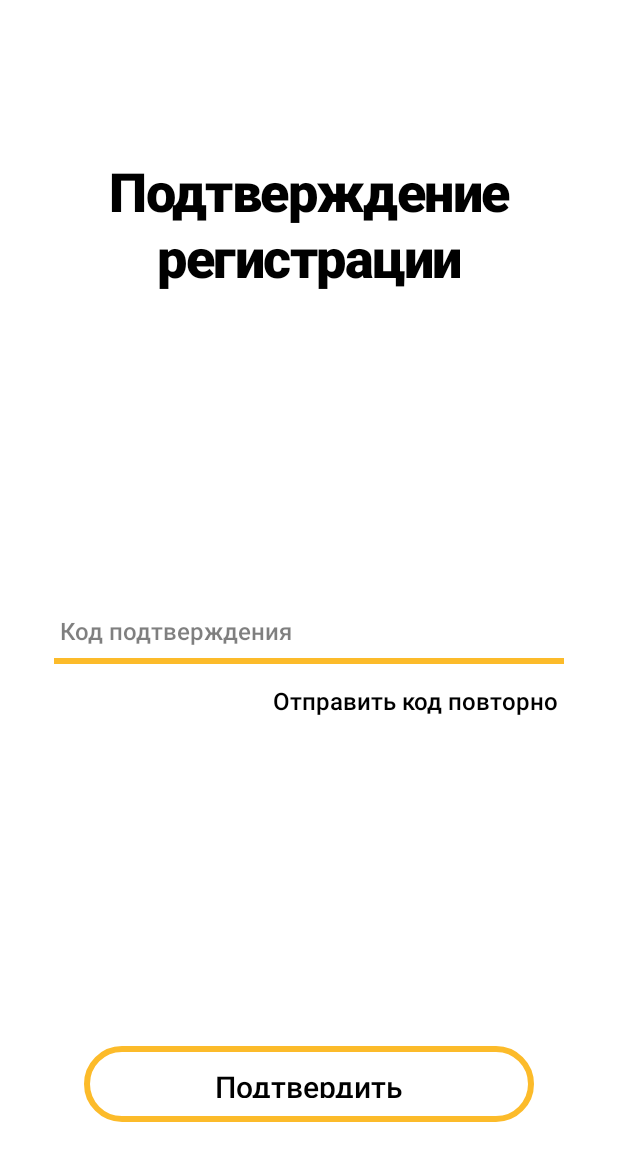
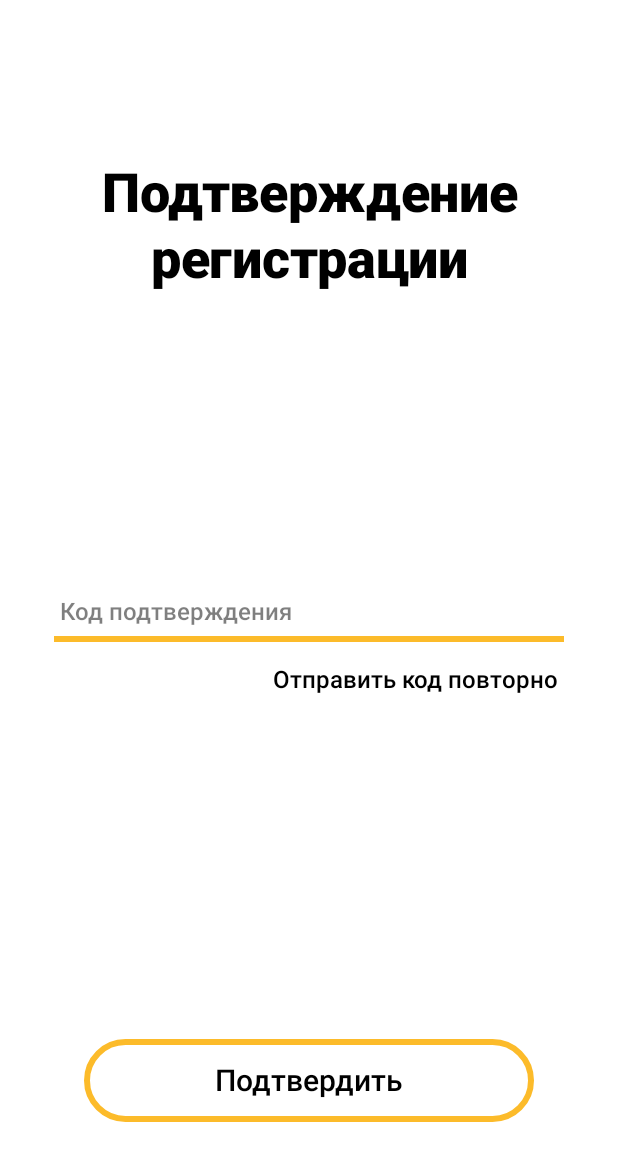
Before and after one commit to byy-rVtru3/BeeIoT, an Android app built with Jetpack Compose: the screen it shows after launch (MainActivity), after a tap on "Зарегистрироваться", on a phone screen of 412 x 824 dp. Shown: the top 1161 px of the screen. Run offline under Robolectric (Android 15) with nearby library versions, the phone set to English and light mode, and no system bars; our stand-ins replace livedata-compose.

Commit message:
refactor(mobile): extract UI components into modular files and update layout styling

```diff
--- /dev/null
+++ b/frontend/Mobile/app/src/main/java/com/app/mobile/presentation/ui/components/Buttons.kt
@@ -0,0 +1,97 @@
+package com.app.mobile.presentation.ui.components
+
+import androidx.compose.animation.core.animateFloatAsState
+import androidx.compose.animation.core.tween
+import androidx.compose.foundation.BorderStroke
+import androidx.compose.foundation.clickable
+import androidx.compose.foundation.interaction.MutableInteractionSource
+import androidx.compose.foundation.interaction.collectIsPressedAsState
+import androidx.compose.foundation.layout.fillMaxWidth
+import androidx.compose.foundation.layout.padding
+
+import androidx.compose.material3.Button
+import androidx.compose.material3.ButtonDefaults.buttonColors
+import androidx.compose.material3.MaterialTheme
+import androidx.compose.material3.Text
+import androidx.compose.runtime.Composable
+import androidx.compose.runtime.getValue
+import androidx.compose.runtime.remember
+import androidx.compose.ui.Modifier
+import androidx.compose.ui.draw.scale
+import androidx.compose.ui.unit.dp
+
+@Composable
+fun PrimaryButton(
+    text: String,
+    onClick: () -> Unit,
+    modifier: Modifier = Modifier
+) {
+    val interactionSource = remember { MutableInteractionSource() }
+    val isPressed by interactionSource.collectIsPressedAsState()
+
+    val scale by animateFloatAsState(
+        targetValue = if (isPressed) 0.95f else 1f,
+        animationSpec = tween(durationMillis = 100),
+        label = "button_scale"
+    )
+
+    val borderWidth by animateFloatAsState(
+        targetValue = if (isPressed) 2.dp.value else 4.dp.value,
+        animationSpec = tween(durationMillis = 100),
+        label = "border_width"
+    )
+
+    Button(
+        onClick = onClick,
+        modifier = modifier
+            .fillMaxWidth()
+            .scale(scale),
+        colors = buttonColors(
+            containerColor = MaterialTheme.colorScheme.surface,
+            contentColor = MaterialTheme.colorScheme.onSurface,
+        ),
+        border = BorderStroke(borderWidth.dp, MaterialTheme.colorScheme.outline),
+        interactionSource = interactionSource
+    ) {
+        Text(
+            text = text,
+            style = MaterialTheme.typography.labelMedium,
+            modifier = Modifier.padding(8.dp)
+        )
+    }
+}
+
+@Composable
+fun LabelButton(
+    text: String,
+    onClick: () -> Unit,
+    modifier: Modifier = Modifier
+) {
+    val interactionSource = remember { MutableInteractionSource() }
+    val isPressed by interactionSource.collectIsPressedAsState()
+
+    val scale by animateFloatAsState(
+        targetValue = if (isPressed) 0.92f else 1f,
+        animationSpec = tween(durationMillis = 100),
+        label = "label_button_scale"
+    )
+
+    val alpha by animateFloatAsState(
+        targetValue = if (isPressed) 0.6f else 1f,
+        animationSpec = tween(durationMillis = 100),
+        label = "label_button_alpha"
+    )
+
+    Text(
+        text = text,
+        style = MaterialTheme.typography.labelSmall,
+        color = MaterialTheme.colorScheme.onBackground.copy(alpha = alpha),
+        modifier = modifier
+            .scale(scale)
+            .clickable(
+                interactionSource = interactionSource,
+                indication = null,
+                onClick = onClick
+            )
+    )
+}
--- a/frontend/Mobile/app/src/main/java/com/app/mobile/presentation/ui/components/Components.kt
+++ /dev/null
@@ -1,271 +0,0 @@
-package com.app.mobile.presentation.ui.components
-
-import androidx.compose.animation.core.animateFloatAsState
-import androidx.compose.animation.core.tween
-import androidx.compose.foundation.BorderStroke
-import androidx.compose.foundation.clickable
-import androidx.compose.foundation.interaction.MutableInteractionSource
-import androidx.compose.foundation.interaction.collectIsPressedAsState
-import androidx.compose.foundation.layout.Box
-import androidx.compose.foundation.layout.Row
-import androidx.compose.foundation.layout.fillMaxSize
-import androidx.compose.foundation.layout.fillMaxWidth
-import androidx.compose.foundation.layout.padding
-import androidx.compose.foundation.text.BasicTextField
-import androidx.compose.material3.AlertDialog
-import androidx.compose.material3.Button
-import androidx.compose.material3.CircularProgressIndicator
-import androidx.compose.material3.Icon
-import androidx.compose.material3.MaterialTheme
-import androidx.compose.material3.Text
-import androidx.compose.material3.ButtonDefaults.buttonColors
-import androidx.compose.runtime.Composable
-import androidx.compose.runtime.getValue
-import androidx.compose.runtime.mutableStateOf
-import androidx.compose.runtime.remember
-import androidx.compose.runtime.setValue
-import androidx.compose.ui.Alignment
-import androidx.compose.ui.Modifier
-import androidx.compose.ui.draw.drawBehind
-import androidx.compose.ui.draw.scale
-import androidx.compose.ui.geometry.Offset
-import androidx.compose.ui.graphics.SolidColor
-import androidx.compose.ui.res.painterResource
-import androidx.compose.ui.res.stringResource
-import androidx.compose.ui.text.input.PasswordVisualTransformation
-import androidx.compose.ui.text.input.VisualTransformation
-import androidx.compose.ui.text.style.TextAlign
-import androidx.compose.ui.text.TextStyle
-import androidx.compose.ui.unit.dp
-import com.app.mobile.R
-
-@Composable
-fun FullScreenProgressIndicator(modifier: Modifier = Modifier) {
-    Box(
-        modifier = modifier.fillMaxSize(),
-        contentAlignment = Alignment.Center
-    ) {
-        CircularProgressIndicator(
-            strokeWidth = 4.dp,
-            color = MaterialTheme.colorScheme.primary
-        )
-    }
-}
-
-@Composable
-fun ErrorMessage(
-    message: String = stringResource(R.string.error_unknown),
-    onRetry: () -> Unit
-) {
-    AlertDialog(
-        onDismissRequest = {},
-        title = { Text(text = stringResource(R.string.error_dialog_title)) },
-        text = { Text(text = message) },
-        confirmButton = {
-            Button(onClick = onRetry) {
-                Text(text = stringResource(R.string.error_retry_button))
-            }
-        },
-        modifier = Modifier,
-    )
-}
-
-@Composable
-fun CustomTextField(
-    value: String,
-    onValueChange: (String) -> Unit,
-    placeholder: String,
-    modifier: Modifier = Modifier,
-    isError: Boolean = false,
-    isPassword: Boolean = false
-) {
-    var passwordVisible by remember { mutableStateOf(false) }
-    val borderColor = if (isError) MaterialTheme.colorScheme.error else MaterialTheme.colorScheme.outline
-
-    BasicTextField(
-        value = value,
-        onValueChange = onValueChange,
-        modifier = modifier
-            .fillMaxWidth()
-            .drawBehind {
-                val strokeWidth = 4.dp.toPx()
-                val y = size.height - strokeWidth / 2
-                drawLine(
-                    color = borderColor,
-                    start = Offset(0f, y),
-                    end = Offset(size.width, y),
-                    strokeWidth = strokeWidth
-                )
-            },
-        textStyle = MaterialTheme.typography.bodyMedium.copy(
-            color = MaterialTheme.colorScheme.onSurface
-        ),
-        singleLine = true,
-        cursorBrush = SolidColor(MaterialTheme.colorScheme.primary),
-        visualTransformation = if (isPassword && !passwordVisible) {
-            PasswordVisualTransformation()
-        } else {
-            VisualTransformation.None
-        },
-        decorationBox = { innerTextField ->
-            TextFieldDecorationBox(
-                innerTextField = innerTextField,
-                value = value,
-                placeholder = placeholder,
-                isPassword = isPassword,
-                passwordVisible = passwordVisible,
-                onPasswordVisibilityToggle = { passwordVisible = !passwordVisible }
-            )
-        }
-    )
-}
-
-@Composable
-private fun TextFieldDecorationBox(
-    innerTextField: @Composable () -> Unit,
-    value: String,
-    placeholder: String,
-    isPassword: Boolean,
-    passwordVisible: Boolean,
-    onPasswordVisibilityToggle: () -> Unit
-) {
-    Row(
-        modifier = Modifier
-            .fillMaxWidth()
-            .padding(horizontal = 4.dp, vertical = 12.dp),
-        verticalAlignment = Alignment.Bottom
-    ) {
-        Box(modifier = Modifier.weight(1f)) {
-            if (value.isEmpty()) {
-                Text(
-                    text = placeholder,
-                    style = MaterialTheme.typography.bodyMedium,
-                    color = MaterialTheme.colorScheme.onSurface.copy(alpha = 0.5f)
-                )
-            }
-            innerTextField()
-        }
-
-        PasswordVisibilityToggle(
-            isPassword = isPassword,
-            passwordVisible = passwordVisible,
-            onToggle = onPasswordVisibilityToggle
-        )
-    }
-}
-
-@Composable
-private fun PasswordVisibilityToggle(
-    isPassword: Boolean,
-    passwordVisible: Boolean,
-    onToggle: () -> Unit
-) {
-    if (isPassword) {
-        Icon(
-            painter = painterResource(
-                id = if (passwordVisible) R.drawable.ic_eye_open else R.drawable.ic_eye_closed
-            ),
-            contentDescription = if (passwordVisible) {
-                stringResource(R.string.hide_password)
-            } else {
-                stringResource(R.string.show_password)
-            },
-            modifier = Modifier
-                .padding(start = 8.dp, bottom = 2.dp)
-                .clickable { onToggle() },
-            tint = MaterialTheme.colorScheme.onSurface.copy(alpha = 0.6f)
-        )
-    }
-}
-
-@Composable
-fun PrimaryButton(
-    text: String,
-    onClick: () -> Unit,
-    modifier: Modifier = Modifier
-) {
-    val interactionSource = remember { MutableInteractionSource() }
-    val isPressed by interactionSource.collectIsPressedAsState()
-
-    val scale by animateFloatAsState(
-        targetValue = if (isPressed) 0.95f else 1f,
-        animationSpec = tween(durationMillis = 100),
-        label = "button_scale"
-    )
-
-    val borderWidth by animateFloatAsState(
-        targetValue = if (isPressed) 2.dp.value else 4.dp.value,
-        animationSpec = tween(durationMillis = 100),
-        label = "border_width"
-    )
-
-    Button(
-        onClick = onClick,
-        modifier = modifier
-            .fillMaxWidth()
-            .scale(scale),
-        colors = buttonColors(
-            containerColor = MaterialTheme.colorScheme.surface,
-            contentColor = MaterialTheme.colorScheme.onSurface,
-        ),
-        border = BorderStroke(borderWidth.dp, MaterialTheme.colorScheme.outline),
-        interactionSource = interactionSource
-    ) {
-        Text(
-            text = text,
-            style = MaterialTheme.typography.labelMedium,
-            modifier = Modifier.padding(8.dp)
-        )
-    }
-}
-
-@Composable
-fun LabelButton(
-    text: String,
-    onClick: () -> Unit,
-    modifier: Modifier = Modifier
-) {
-    val interactionSource = remember { MutableInteractionSource() }
-    val isPressed by interactionSource.collectIsPressedAsState()
-
-    val scale by animateFloatAsState(
-        targetValue = if (isPressed) 0.92f else 1f,
-        animationSpec = tween(durationMillis = 100),
-        label = "label_button_scale"
-    )
-
-    val alpha by animateFloatAsState(
-        targetValue = if (isPressed) 0.6f else 1f,
-        animationSpec = tween(durationMillis = 100),
-        label = "label_button_alpha"
-    )
-
-    Text(
-        text = text,
-        style = MaterialTheme.typography.labelSmall,
-        color = MaterialTheme.colorScheme.onBackground.copy(alpha = alpha),
-        modifier = modifier
-            .scale(scale)
-            .clickable(
-                interactionSource = interactionSource,
-                indication = null,
-                onClick = onClick
-            )
-    )
-}
-
-
-@Composable
-fun Title(
-    text: String,
-    modifier: Modifier = Modifier,
-    style: TextStyle = MaterialTheme.typography.titleLarge
-) {
-    Text(
-        text = text,
-        style = style,
-        color = MaterialTheme.colorScheme.onBackground,
-        modifier = modifier.padding(top = 52.dp),
-        textAlign = TextAlign.Center
-    )
-}
--- /dev/null
+++ b/frontend/Mobile/app/src/main/java/com/app/mobile/presentation/ui/components/Dialogs.kt
@@ -0,0 +1,27 @@
+package com.app.mobile.presentation.ui.components
+
+import androidx.compose.material3.AlertDialog
+import androidx.compose.material3.Button
+import androidx.compose.material3.Text
+import androidx.compose.runtime.Composable
+import androidx.compose.ui.Modifier
+import androidx.compose.ui.res.stringResource
+import com.app.mobile.R
+
+@Composable
+fun ErrorMessage(
+    message: String = stringResource(R.string.error_unknown),
+    onRetry: () -> Unit
+) {
+    AlertDialog(
+        onDismissRequest = {},
+        title = { Text(text = stringResource(R.string.error_dialog_title)) },
+        text = { Text(text = message) },
+        confirmButton = {
+            Button(onClick = onRetry) {
+                Text(text = stringResource(R.string.error_retry_button))
+            }
+        },
+        modifier = Modifier,
+    )
+}
--- /dev/null
+++ b/frontend/Mobile/app/src/main/java/com/app/mobile/presentation/ui/components/ProgressIndicators.kt
@@ -0,0 +1,23 @@
+package com.app.mobile.presentation.ui.components
+
+import androidx.compose.foundation.layout.Box
+import androidx.compose.foundation.layout.fillMaxSize
+import androidx.compose.material3.CircularProgressIndicator
+import androidx.compose.material3.MaterialTheme
+import androidx.compose.runtime.Composable
+import androidx.compose.ui.Alignment
+import androidx.compose.ui.Modifier
+import androidx.compose.ui.unit.dp
+
+@Composable
+fun FullScreenProgressIndicator(modifier: Modifier = Modifier) {
+    Box(
+        modifier = modifier.fillMaxSize(),
+        contentAlignment = Alignment.Center
+    ) {
+        CircularProgressIndicator(
+            strokeWidth = 4.dp,
+            color = MaterialTheme.colorScheme.primary
+        )
+    }
+}
--- /dev/null
+++ b/frontend/Mobile/app/src/main/java/com/app/mobile/presentation/ui/components/TextFields.kt
@@ -0,0 +1,134 @@
+package com.app.mobile.presentation.ui.components
+
+import androidx.compose.foundation.clickable
+import androidx.compose.foundation.layout.Box
+import androidx.compose.foundation.layout.Row
+import androidx.compose.foundation.layout.fillMaxWidth
+import androidx.compose.foundation.layout.padding
+import androidx.compose.foundation.layout.size
+import androidx.compose.foundation.text.BasicTextField
+import androidx.compose.material3.Icon
+import androidx.compose.material3.MaterialTheme
+import androidx.compose.material3.Text
+import androidx.compose.runtime.Composable
+import androidx.compose.runtime.getValue
+import androidx.compose.runtime.mutableStateOf
+import androidx.compose.runtime.remember
+import androidx.compose.runtime.setValue
+import androidx.compose.ui.Alignment
+import androidx.compose.ui.Modifier
+import androidx.compose.ui.draw.drawBehind
+import androidx.compose.ui.geometry.Offset
+import androidx.compose.ui.graphics.SolidColor
+import androidx.compose.ui.res.painterResource
+import androidx.compose.ui.res.stringResource
+import androidx.compose.ui.text.input.PasswordVisualTransformation
+import androidx.compose.ui.text.input.VisualTransformation
+import androidx.compose.ui.unit.dp
+import com.app.mobile.R
+
+@Composable
+fun CustomTextField(
+    value: String,
+    onValueChange: (String) -> Unit,
+    placeholder: String,
+    modifier: Modifier = Modifier,
+    isError: Boolean = false,
+    visualTransformation: VisualTransformation = VisualTransformation.None,
+    trailingIcon: @Composable (() -> Unit)? = null
+) {
+    val borderColor = if (isError) MaterialTheme.colorScheme.error else MaterialTheme.colorScheme.outline
+
+    BasicTextField(
+        value = value,
+        onValueChange = onValueChange,
+        modifier = modifier
+            .fillMaxWidth()
+            .drawBehind {
+                val strokeWidth = 4.dp.toPx()
+                val y = size.height - strokeWidth / 2
+                drawLine(
+                    color = borderColor,
+                    start = Offset(0f, y),
+                    end = Offset(size.width, y),
+                    strokeWidth = strokeWidth
+                )
+            },
+        textStyle = MaterialTheme.typography.bodyMedium.copy(
+            color = MaterialTheme.colorScheme.onSurface
+        ),
+        singleLine = true,
+        cursorBrush = SolidColor(MaterialTheme.colorScheme.primary),
+        visualTransformation = visualTransformation,
+        decorationBox = { innerTextField ->
+            Row(
+                modifier = Modifier
+                    .fillMaxWidth()
+                    .padding(horizontal = 4.dp, vertical = 8.dp),
+                verticalAlignment = Alignment.CenterVertically,
+            ) {
+                Box(modifier = Modifier.weight(1f).padding(end = 4.dp)) {
+                    if (value.isEmpty()) {
+                        Text(
+                            text = placeholder,
+                            style = MaterialTheme.typography.bodyMedium,
+                            color = MaterialTheme.colorScheme.onSurface.copy(alpha = 0.5f)
+                        )
+                    }
+                    innerTextField()
+                }
+
+                if (trailingIcon != null) {
+                    Box(
+                        modifier = Modifier.size(24.dp),
+                        contentAlignment = Alignment.Center
+                    ) {
+                        trailingIcon()
+                    }
+                } else {
+                    Box(modifier = Modifier.size(24.dp))
+                }
+            }
+        }
+    )
+}
+
+@Composable
+fun PasswordTextField(
+    value: String,
+    onValueChange: (String) -> Unit,
+    placeholder: String,
+    modifier: Modifier = Modifier,
+    isError: Boolean = false
+) {
+    var passwordVisible by remember { mutableStateOf(false) }
+
+    CustomTextField(
+        value = value,
+        onValueChange = onValueChange,
+        placeholder = placeholder,
+        modifier = modifier,
+        isError = isError,
+        visualTransformation = if (passwordVisible) {
+            VisualTransformation.None
+        } else {
+            PasswordVisualTransformation()
+        },
+        trailingIcon = {
+            Icon(
+                painter = painterResource(
+                    id = if (passwordVisible) R.drawable.ic_eye_open else R.drawable.ic_eye_closed
+                ),
+                contentDescription = if (passwordVisible) {
+                    stringResource(R.string.hide_password)
+                } else {
+                    stringResource(R.string.show_password)
+                },
+                tint = MaterialTheme.colorScheme.onSurface.copy(alpha = 0.6f),
+                modifier = Modifier
+                    .size(24.dp)
+                    .clickable { passwordVisible = !passwordVisible }
+            )
+        }
+    )
+}
--- /dev/null
+++ b/frontend/Mobile/app/src/main/java/com/app/mobile/presentation/ui/components/Typography.kt
@@ -0,0 +1,23 @@
+package com.app.mobile.presentation.ui.components
+
+import androidx.compose.material3.MaterialTheme
+import androidx.compose.material3.Text
+import androidx.compose.runtime.Composable
+import androidx.compose.ui.Modifier
+import androidx.compose.ui.text.TextStyle
+import androidx.compose.ui.text.style.TextAlign
+
+@Composable
+fun Title(
+    text: String,
+    modifier: Modifier = Modifier,
+    style: TextStyle = MaterialTheme.typography.titleLarge
+) {
+    Text(
+        text = text,
+        style = style,
+        color = MaterialTheme.colorScheme.onBackground,
+        modifier = modifier,
+        textAlign = TextAlign.Center
+    )
+}
--- a/frontend/Mobile/app/src/main/java/com/app/mobile/presentation/ui/screens/confirmation/ConfirmationScreen.kt
+++ b/frontend/Mobile/app/src/main/java/com/app/mobile/presentation/ui/screens/confirmation/ConfirmationScreen.kt
@@ -1,5 +1,6 @@
 package com.app.mobile.presentation.ui.screens.confirmation
 
+import androidx.compose.foundation.layout.Arrangement
 import androidx.compose.material3.MaterialTheme
 import androidx.compose.foundation.layout.Column
 import androidx.compose.foundation.layout.fillMaxSize
@@ -58,17 +59,19 @@ ConfirmationActions) {
     Column(modifier = Modifier
         .fillMaxSize()
         .padding(36.dp, 56.dp),
-        horizontalAlignment = Alignment.CenterHorizontally) {
+        horizontalAlignment = Alignment.CenterHorizontally,
+        verticalArrangement = Arrangement.SpaceBetween,) {
         Title(
             text = stringResource(R.string.confirm_registration_title),
             style = MaterialTheme.typography.titleMedium,
-            modifier = Modifier.padding(bottom = 206.dp)
+            modifier = Modifier.padding(top = 52.dp)
         )
 
 
         Column(
             horizontalAlignment = Alignment.End,
-            modifier = Modifier.fillMaxWidth().padding(bottom = 184.dp),) {
+            modifier = Modifier.fillMaxWidth(),
+            ) {
             CodeTextField(code = confirmationModelUi.code, onCodeChange = actions.onCodeChange)
             CodeResendButton(onClick = actions.onResendCodeClick)
         }
--- a/frontend/Mobile/app/src/main/java/com/app/mobile/presentation/ui/screens/registration/RegistrationScreen.kt
+++ b/frontend/Mobile/app/src/main/java/com/app/mobile/presentation/ui/screens/registration/RegistrationScreen.kt
@@ -1,5 +1,6 @@
 package com.app.mobile.presentation.ui.screens.registration
 
+import androidx.compose.foundation.layout.Arrangement
 import androidx.compose.foundation.layout.Column
 import androidx.compose.foundation.layout.fillMaxSize
 import androidx.compose.foundation.layout.fillMaxWidth
@@ -19,6 +20,7 @@ import com.app.mobile.presentation.ui.components.CustomTextField
 import com.app.mobile.presentation.ui.components.Title
 import com.app.mobile.presentation.ui.components.ErrorMessage
 import com.app.mobile.presentation.ui.components.FullScreenProgressIndicator
+import com.app.mobile.presentation.ui.components.PasswordTextField
 import com.app.mobile.presentation.ui.components.PrimaryButton
 import com.app.mobile.presentation.ui.screens.registration.models.RegistrationActions
 import com.app.mobile.presentation.ui.screens.registration.viewmodel.RegistrationUiState
@@ -75,17 +77,19 @@ fun RegistrationContent(registrationModelUi: RegistrationModelUi, actions: Regis
         modifier = Modifier
             .fillMaxSize()
             .padding(36.dp, 56.dp),
-        horizontalAlignment = Alignment.CenterHorizontally
+        horizontalAlignment = Alignment.CenterHorizontally,
+        verticalArrangement = Arrangement.SpaceBetween,
     ) {
         Title(
             text = stringResource(R.string.registration_title),
-            modifier = Modifier.padding(bottom = 132.dp)
+            modifier = Modifier.padding(top = 52.dp)
         )
 
 
         Column(
-            modifier = Modifier.fillMaxWidth().padding(bottom = 160.dp),
-            horizontalAlignment = Alignment.CenterHorizontally
+            modifier = Modifier.fillMaxWidth(),
+            horizontalAlignment = Alignment.CenterHorizontally,
+            verticalArrangement = Arrangement.spacedBy(20.dp)
         ) {
             RegistrationNameTextField(registrationModelUi.name, actions.onNameChange)
 
@@ -107,7 +111,6 @@ fun RegistrationEmailTextField(email: String, onEmailChange: (String) -> Unit) {
         value = email,
         onValueChange = onEmailChange,
         placeholder = stringResource(R.string.email),
-        modifier = Modifier.padding(bottom = 12.dp),
     )
 }
 
@@ -119,7 +122,6 @@ fun RegistrationNameTextField(
     CustomTextField(
         value = name,
         onValueChange = onNameChange,
-        modifier = Modifier.padding(bottom = 12.dp),
         placeholder = stringResource(R.string.name)
     )
 }
@@ -129,12 +131,10 @@ fun RegistrationPasswordTextField(
     password: String,
     onPasswordChange: (String) -> Unit,
 ) {
-    CustomTextField(
+    PasswordTextField(
         value = password,
         onValueChange = onPasswordChange,
         placeholder = stringResource(R.string.password),
-        isPassword = true,
-        modifier = Modifier.padding(bottom = 12.dp)
     )
 }
 
@@ -143,11 +143,10 @@ fun RegistrationRepeatPasswordTextField(
     repeatPassword: String,
     onRepeatPasswordChange: (String) -> Unit
 ) {
-    CustomTextField(
+    PasswordTextField(
         value = repeatPassword,
         onValueChange = onRepeatPasswordChange,
         placeholder = stringResource(R.string.repeat_password),
-        isPassword = true,
     )
 }
 
--- a/frontend/Mobile/app/src/main/java/com/app/mobile/ui/theme/Type.kt
+++ b/frontend/Mobile/app/src/main/java/com/app/mobile/ui/theme/Type.kt
@@ -13,21 +13,21 @@ val Typography = Typography(
         fontWeight = FontWeight.Black,
         fontSize = 64.sp,
         lineHeight = 72.sp,
-        letterSpacing = (-1.0).sp
+        letterSpacing = (-0.2).sp
     ),
     titleLarge = TextStyle(
         fontFamily = FontFamily.Default,
         fontWeight = FontWeight.Black,
         fontSize = 48.sp,
         lineHeight = 56.sp,
-        letterSpacing = (-1.0).sp
+        letterSpacing = (-0.2).sp
     ),
     titleMedium = TextStyle(
         fontFamily = FontFamily.Default,
         fontWeight = FontWeight.Black,
         fontSize = 36.sp,
         lineHeight = 44.sp,
-        letterSpacing = (-1.0).sp
+        letterSpacing = (-0.2).sp
     ),
     bodyMedium = TextStyle(
         fontFamily = FontFamily.Default,
```
